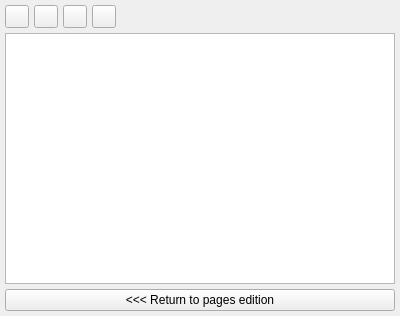
Above: scribus/ui/pagepalette_masterpagesbase.ui from scribusproject/scribus before the change. Below: the same form after it.
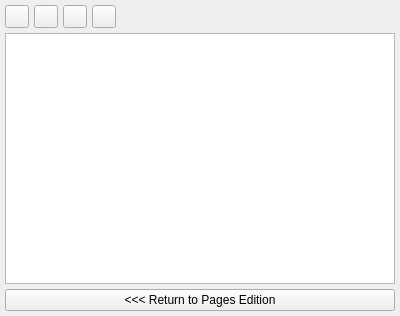
That is the form after the change.

Commit message: #12133: fix casing of "Return to pages edition" button label

Patch:
```diff
--- a/scribus/ui/pagepalette_masterpagesbase.ui
+++ b/scribus/ui/pagepalette_masterpagesbase.ui
@@ -71,7 +71,7 @@
    <item>
     <widget class="QPushButton" name="finishButton">
      <property name="text">
-      <string>&lt;&lt;&lt; Return to pages edition</string>
+      <string>&lt;&lt;&lt; Return to Pages Edition</string>
      </property>
     </widget>
    </item>
```
